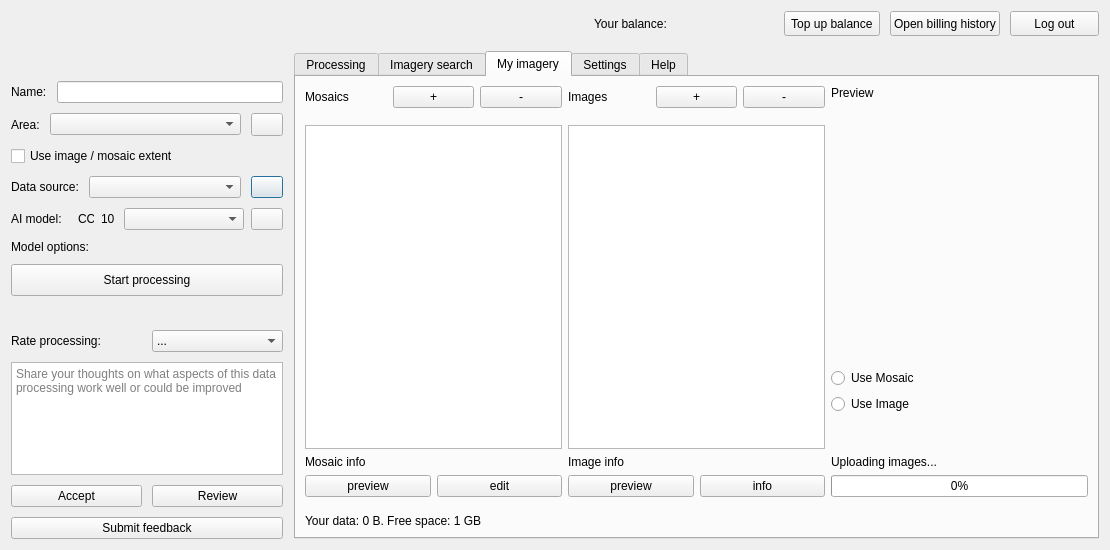
This is mapflow/dialogs/static/ui/main_dialog.ui in Geoalert/mapflow-qgis as Qt 5 draws it before an edit. The edited form follows.
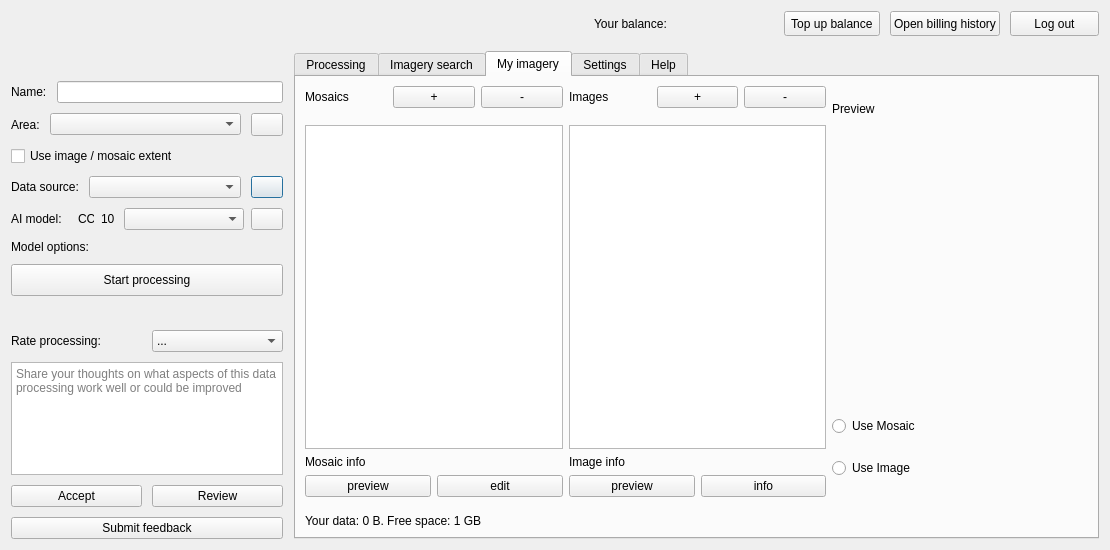
This is the edited form. The open tabs and pages were chosen to show the change. Icons and pictures are not drawn. Custom widgets are drawn as their Qt base class.

Commit message: Remove progress from tab

```diff
--- a/mapflow/dialogs/static/ui/main_dialog.ui
+++ b/mapflow/dialogs/static/ui/main_dialog.ui
@@ -1572,30 +1572,6 @@
                  </property>
                 </widget>
                </item>
-               <item>
-                <layout class="QVBoxLayout" name="verticalLayout_11">
-                 <property name="topMargin">
-                  <number>0</number>
-                 </property>
-                 <item>
-                  <widget class="QLabel" name="uploadingImagesLabel">
-                   <property name="text">
-                    <string>Uploading images...</string>
-                   </property>
-                   <property name="alignment">
-                    <set>Qt::AlignBottom|Qt::AlignLeading|Qt::AlignLeft</set>
-                   </property>
-                  </widget>
-                 </item>
-                 <item>
-                  <widget class="QProgressBar" name="uploadProgressBar">
-                   <property name="value">
-                    <number>0</number>
-                   </property>
-                  </widget>
-                 </item>
-                </layout>
-               </item>
               </layout>
              </item>
             </layout>
```
Left out of the diff: 2 changed lines with no effect on the pictures.
